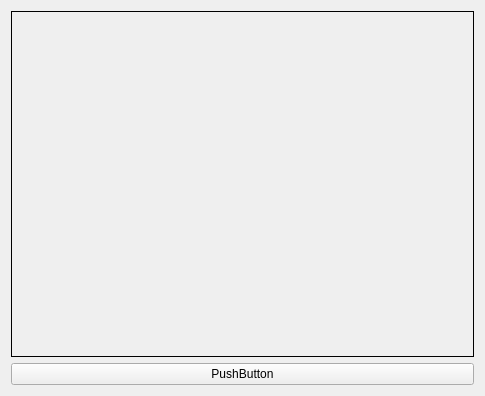
Old version of the form MainUI/mainwidget.ui in the repository 519984307/Container_20191221.
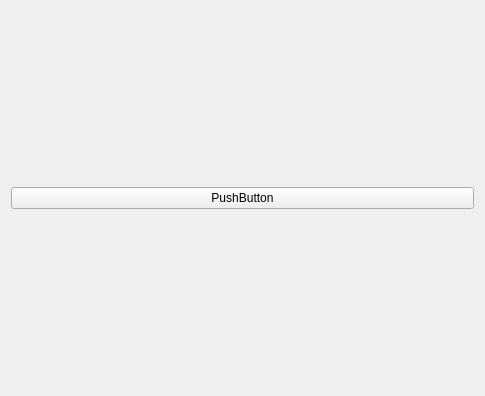
New version of the form.

```diff
--- a/MainUI/mainwidget.ui
+++ b/MainUI/mainwidget.ui
@@ -15,16 +15,6 @@
   </property>
   <layout class="QGridLayout" name="gridLayout">
    <item row="0" column="0">
-    <widget class="QLabel" name="label">
-     <property name="frameShape">
-      <enum>QFrame::Panel</enum>
-     </property>
-     <property name="text">
-      <string/>
-     </property>
-    </widget>
-   </item>
-   <item row="1" column="0">
     <widget class="QPushButton" name="pushButton">
      <property name="text">
       <string>PushButton</string>
```
